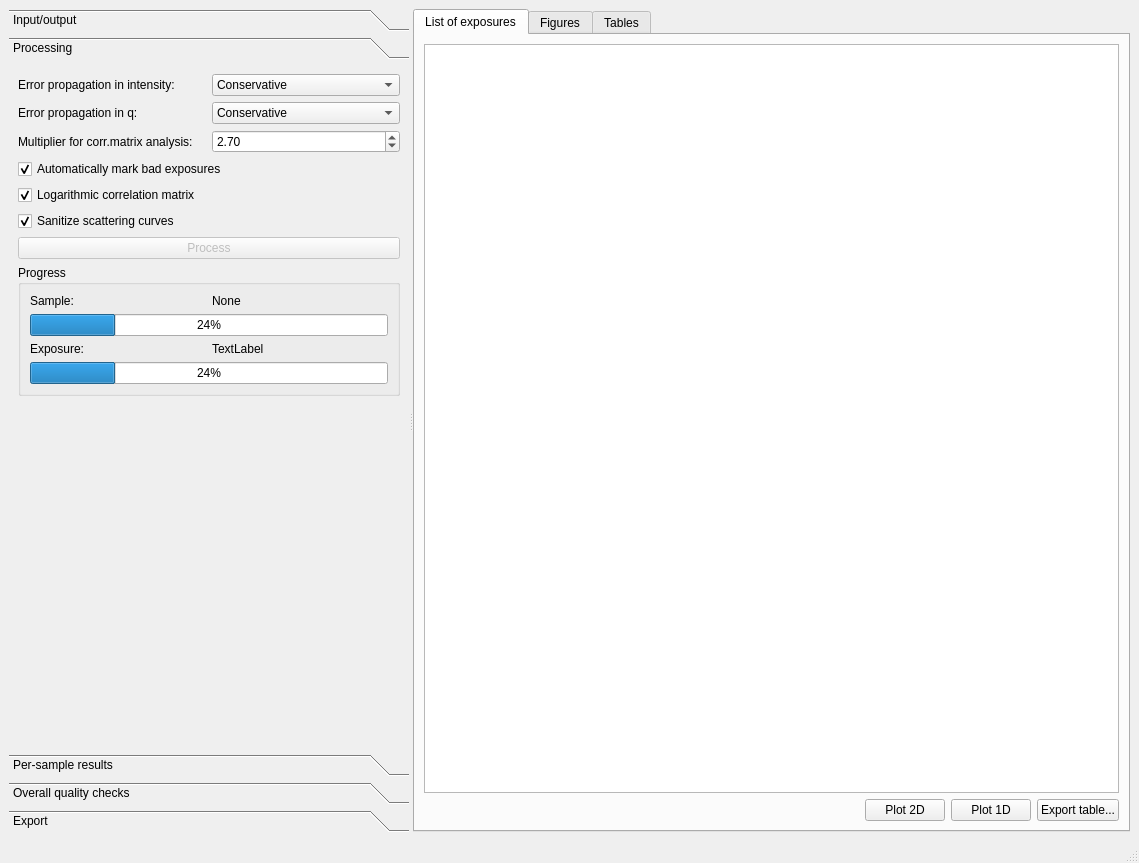
The window that cct/processing/mainwindow/mainwindow.ui (awacha/cct) describes before a commit, drawn with Qt 5.
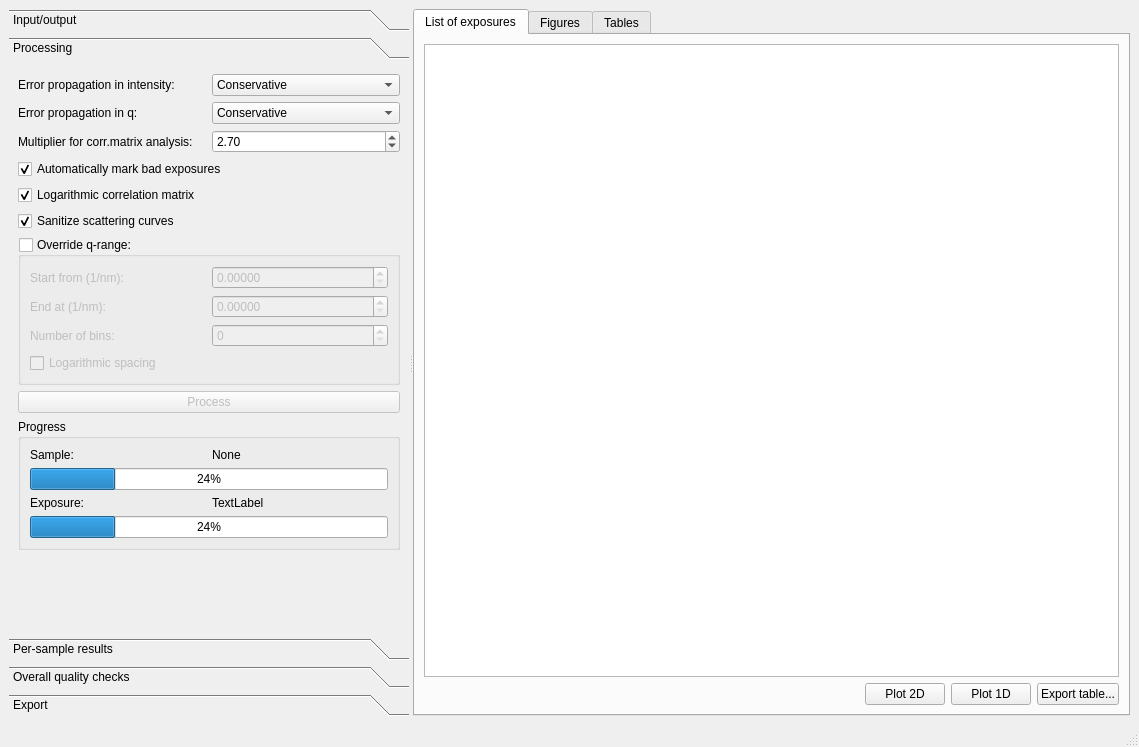
The same window after the commit. The open tabs and pages were chosen to show the change. Icons and pictures are not drawn.

What changed in the file:
```diff
--- a/cct/processing/mainwindow/mainwindow.ui
+++ b/cct/processing/mainwindow/mainwindow.ui
@@ -7,7 +7,7 @@
     <x>0</x>
     <y>0</y>
     <width>1139</width>
-    <height>863</height>
+    <height>747</height>
    </rect>
   </property>
   <property name="windowTitle">
@@ -260,7 +260,7 @@
           <x>0</x>
           <y>0</y>
           <width>400</width>
-          <height>668</height>
+          <height>552</height>
          </rect>
         </property>
         <property name="sizePolicy">
@@ -283,7 +283,7 @@
            </property>
           </widget>
          </item>
-         <item row="7" column="0" colspan="2">
+         <item row="8" column="0" colspan="2">
           <widget class="QGroupBox" name="progressGroupBox">
            <property name="sizePolicy">
             <sizepolicy hsizetype="MinimumExpanding" vsizetype="Preferred">
@@ -340,7 +340,7 @@
            </layout>
           </widget>
          </item>
-         <item row="6" column="0" colspan="2">
+         <item row="7" column="0" colspan="2">
           <widget class="QPushButton" name="processPushButton">
            <property name="enabled">
             <bool>false</bool>
@@ -461,7 +461,7 @@
            </property>
           </widget>
          </item>
-         <item row="8" column="0" colspan="2">
+         <item row="9" column="0" colspan="2">
           <spacer name="verticalSpacer_3">
            <property name="orientation">
             <enum>Qt::Vertical</enum>
@@ -484,6 +484,73 @@
            </property>
           </widget>
          </item>
+         <item row="6" column="0" colspan="2">
+          <widget class="QGroupBox" name="qRangeOverrideGroupBox">
+           <property name="title">
+            <string>Override q-range:</string>
+           </property>
+           <property name="checkable">
+            <bool>true</bool>
+           </property>
+           <property name="checked">
+            <bool>false</bool>
+           </property>
+           <layout class="QGridLayout" name="gridLayout_9">
+            <item row="1" column="0">
+             <widget class="QLabel" name="label_19">
+              <property name="text">
+               <string>End at (1/nm):</string>
+              </property>
+             </widget>
+            </item>
+            <item row="2" column="0">
+             <widget class="QLabel" name="label_20">
+              <property name="text">
+               <string>Number of bins:</string>
+              </property>
+             </widget>
+            </item>
+            <item row="0" column="0">
+             <widget class="QLabel" name="label_18">
+              <property name="text">
+               <string>Start from (1/nm):</string>
+              </property>
+             </widget>
+            </item>
+            <item row="0" column="1">
+             <widget class="QDoubleSpinBox" name="qMinDoubleSpinBox">
+              <property name="decimals">
+               <number>5</number>
+              </property>
+             </widget>
+            </item>
+            <item row="1" column="1">
+             <widget class="QDoubleSpinBox" name="qMaxDoubleSpinBox">
+              <property name="decimals">
+               <number>5</number>
+              </property>
+             </widget>
+            </item>
+            <item row="2" column="1">
+             <widget class="QSpinBox" name="qBinCountSpinBox">
+              <property name="maximum">
+               <number>1000000</number>
+              </property>
+             </widget>
+            </item>
+            <item row="3" column="0" colspan="2">
+             <widget class="QCheckBox" name="logarithmicQCheckBox">
+              <property name="text">
+               <string>Logarithmic spacing</string>
+              </property>
+              <property name="checked">
+               <bool>false</bool>
+              </property>
+             </widget>
+            </item>
+           </layout>
+          </widget>
+         </item>
         </layout>
        </widget>
        <widget class="QWidget" name="perSampleResultsPage">
```
Left out of the diff: 61 changed lines with no effect on the pictures.
